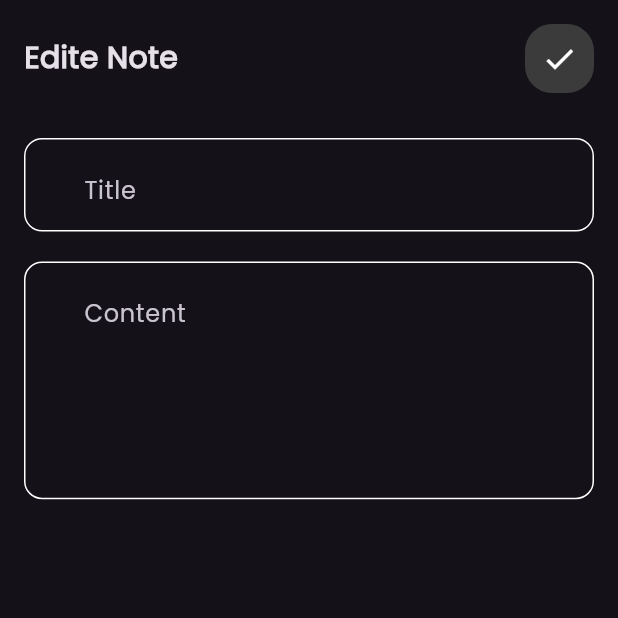
After one commit to mohame12/Note_App, a Flutter app: the screen it shows after launch, on a phone screen of 412 x 824 dp, the top half of it. The commit adds this screen. Run offline on Flutter 3.47's test engine with Material 3 defaults, Android fonts, the phone set to English and light mode, and no system bars; our stand-ins replace font_awesome_flutter, hive; accounts and stored records are empty.

Commit message:
Create note adapter for notemodel

```diff
--- /dev/null
+++ b/lib/models/note_model.dart
@@ -0,0 +1,17 @@
+
+import 'package:hive/hive.dart';
+part 'note_model.g.dart';
+
+@HiveType(typeId: 0)
+class NoteModel extends HiveObject
+{
+  @HiveType(typeId: 1)
+  final String title;
+  @HiveType(typeId: 2)
+  final String subtitle;
+  @HiveType(typeId: 3)
+  final String date;
+  @HiveType(typeId: 4)
+  final int color;
+  NoteModel({required this.title,required this.subtitle,required this.date,required this.color});
+}
--- a/lib/views/edit_view.dart
+++ b/lib/views/edit_view.dart
@@ -1,27 +1,16 @@
 import 'package:flutter/material.dart';
-import 'package:note_app/widgets/custom_appbar.dart';
-import 'package:note_app/widgets/custom_tff.dart';
+
+import 'edit_view_ui.dart';
+
 
 class EditView extends StatelessWidget {
   const EditView({super.key});
 static const String id='Editview';
   @override
   Widget build(BuildContext context) {
-    return SafeArea(
+    return const SafeArea(
       child: Scaffold(
-        body: Padding(
-          padding: const EdgeInsetsDirectional.only(top:16 ,start:16 ,end:16 ),
-          child: Column(
-            children: [
-              CustomAppbar(title: 'Edite Note ', icon: Icons.done,),
-              SizedBox(height: 30,),
-              TextFF(hint: 'Title', maxLines: 1),
-              SizedBox(height: 20,),
-
-              TextFF(hint: 'Content', maxLines: 5)
-            ],
-          ),
-        ),
+        body: EditViewUI(),
       ),
     );
   }
--- /dev/null
+++ b/lib/views/edit_view_ui.dart
@@ -0,0 +1,27 @@
+import 'package:flutter/material.dart';
+
+import '../widgets/custom_appbar.dart';
+import '../widgets/custom_tff.dart';
+
+class EditViewUI extends StatelessWidget {
+  const EditViewUI({
+    super.key,
+  });
+
+  @override
+  Widget build(BuildContext context) {
+    return const Padding(
+      padding: EdgeInsetsDirectional.only(top:16 ,start:16 ,end:16 ),
+      child: Column(
+        children: [
+          CustomAppbar(title: 'Edite Note ', icon: Icons.done,),
+          SizedBox(height: 30,),
+          TextFF(hint: 'Title', maxLines: 1),
+          SizedBox(height: 20,),
+
+          TextFF(hint: 'Content', maxLines: 5)
+        ],
+      ),
+    );
+  }
+}
--- a/lib/views/note_view.dart
+++ b/lib/views/note_view.dart
@@ -1,4 +1,3 @@
-import 'package:flutter/cupertino.dart';
 import 'package:flutter/material.dart';
 import 'package:font_awesome_flutter/font_awesome_flutter.dart';
 import 'package:note_app/widgets/note_view_body.dart';
--- a/pubspec.yaml
+++ b/pubspec.yaml
@@ -36,8 +36,12 @@ dependencies:
   # Use with the CupertinoIcons class for iOS style icons.
   cupertino_icons: ^1.0.6
   font_awesome_flutter: ^10.7.0
+  hive: ^2.2.3
+  hive_flutter: ^1.1.0
 
 dev_dependencies:
+  hive_generator: ^2.0.1
+  build_runner: ^2.4.11
   flutter_test:
     sdk: flutter
 
```
Also changed, not shown: lib/models/note_model.g.dart (added), pubspec.lock, 1 other file.
